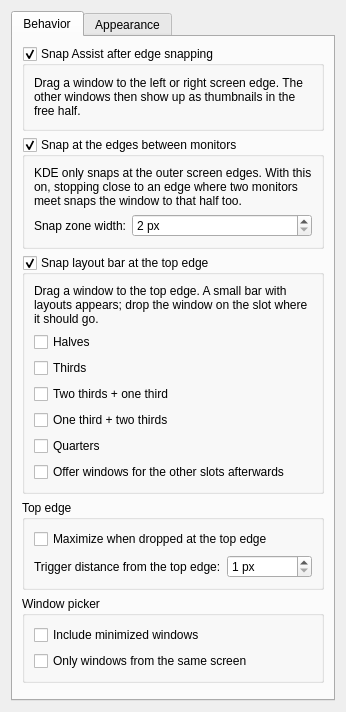
First picture: the form in snap11/contents/ui/config.ui, repository garpu-ng/snap11, before the edit.
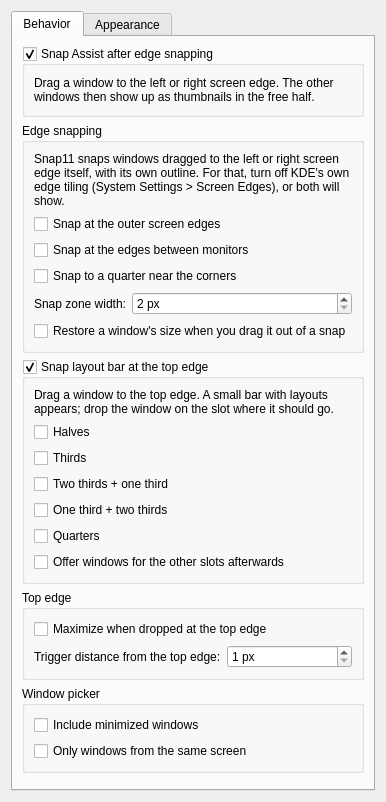
Second picture: the form after the edit. Custom widgets are drawn as their Qt base class.

Commit message:
Snap11 1.2.0: own edge snapping, corner quarters, size restore
- Handle the outer screen edges too, with Snap11's outline and blur,
  replacing KDE's own edge tiling look (KDE's must be turned off).
- Corners snap to quarters.
- Skip Snap Assist for slots a window is already snapped into.
- Remember a window's size before snapping and restore it when the
  window is dragged out of the snap.

```diff
--- a/snap11/contents/ui/config.ui
+++ b/snap11/contents/ui/config.ui
@@ -24,30 +24,49 @@
                 </widget>
               </item>
               <item>
-                <widget class="QGroupBox" name="kcfg_InnerEdgeSnap">
-                  <property name="checkable"><bool>true</bool></property>
-                  <property name="title"><string>Snap at the edges between monitors</string></property>
-                  <layout class="QVBoxLayout" name="vbox_5">
+                <widget class="QGroupBox" name="group_5">
+                  <property name="title"><string>Edge snapping</string></property>
+                  <layout class="QVBoxLayout" name="vbox_6">
                     <item>
-                      <widget class="QLabel" name="label_6">
-                        <property name="text"><string>KDE only snaps at the outer screen edges. With this on, stopping close to an edge where two monitors meet snaps the window to that half too.</string></property>
+                      <widget class="QLabel" name="label_7">
+                        <property name="text"><string>Snap11 snaps windows dragged to the left or right screen edge itself, with its own outline. For that, turn off KDE's own edge tiling (System Settings &gt; Screen Edges), or both will show.</string></property>
                         <property name="wordWrap"><bool>true</bool></property>
                       </widget>
                     </item>
                     <item>
-                      <layout class="QFormLayout" name="form_7">
-                        <item row="0" column="0">
-                          <widget class="QLabel" name="label_8">
+                      <layout class="QFormLayout" name="form_8">
+                        <item row="0" column="0" colspan="2">
+                          <widget class="QCheckBox" name="kcfg_OuterEdgeSnap">
+                            <property name="text"><string>Snap at the outer screen edges</string></property>
+                          </widget>
+                        </item>
+                        <item row="1" column="0" colspan="2">
+                          <widget class="QCheckBox" name="kcfg_InnerEdgeSnap">
+                            <property name="text"><string>Snap at the edges between monitors</string></property>
+                          </widget>
+                        </item>
+                        <item row="2" column="0" colspan="2">
+                          <widget class="QCheckBox" name="kcfg_CornerQuarters">
+                            <property name="text"><string>Snap to a quarter near the corners</string></property>
+                          </widget>
+                        </item>
+                        <item row="3" column="0">
+                          <widget class="QLabel" name="label_9">
                             <property name="text"><string>Snap zone width:</string></property>
                           </widget>
                         </item>
-                        <item row="0" column="1">
+                        <item row="3" column="1">
                           <widget class="QSpinBox" name="kcfg_InnerEdgeWidth">
                             <property name="minimum"><number>2</number></property>
                             <property name="maximum"><number>60</number></property>
                             <property name="suffix"><string> px</string></property>
                           </widget>
                         </item>
+                        <item row="4" column="0" colspan="2">
+                          <widget class="QCheckBox" name="kcfg_RestoreSize">
+                            <property name="text"><string>Restore a window's size when you drag it out of a snap</string></property>
+                          </widget>
+                        </item>
                       </layout>
                     </item>
                   </layout>
```
Left out of the diff: 72 changed lines with no effect on the pictures. The commit also changes 7 other files.
